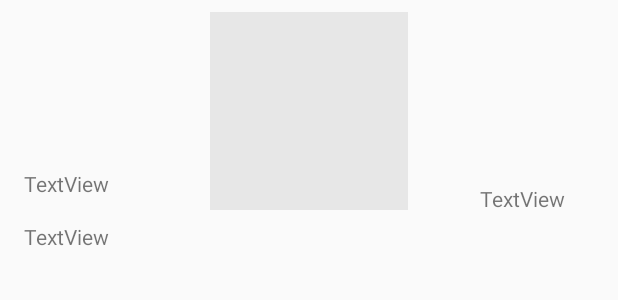
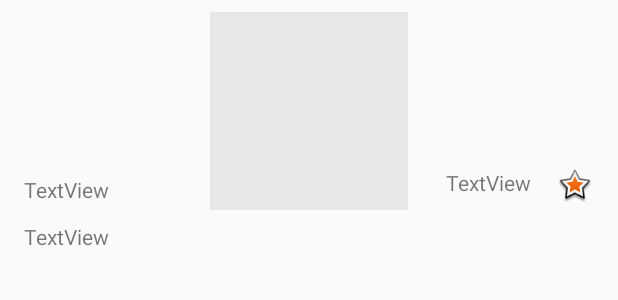
Before and after one commit to ayushyadav468/MovieBook, an Android app: the layout now_showing_layout.xml on its own in the app's theme, with its tools: preview values and no code run, on a phone screen of 412 x 824 dp. Shown: the top 300 px of the screen. Run offline under Robolectric (Android 15) with nearby library versions, the phone set to English and light mode, and no system bars.

Commit message:
Card View

```diff
--- a/app/src/main/java/com/example/ayushyadav/moviebook/MainActivity.java
+++ b/app/src/main/java/com/example/ayushyadav/moviebook/MainActivity.java
@@ -42,7 +42,7 @@ public class MainActivity extends AppCompatActivity {
         recyclerAdapter = new RecyclerListViewAdapter(this, arrayList);
 
         recyclerView.setAdapter(recyclerAdapter);
-        recyclerView.setLayoutManager(new LinearLayoutManager(this));
+        recyclerView.setLayoutManager(new LinearLayoutManager(this, LinearLayoutManager.HORIZONTAL, false));
         recyclerView.addItemDecoration(new DividerItemDecoration(this,DividerItemDecoration.VERTICAL));
         recyclerView.setItemAnimator(new DefaultItemAnimator());
 
@@ -68,7 +68,7 @@ public class MainActivity extends AppCompatActivity {
 
             @Override
             public void onFailure(Call<MoviesList> call, Throwable t) {
-                Toast.makeText(MainActivity.this,t.getMessage(),Toast.LENGTH_SHORT).show();
+                Toast.makeText(MainActivity.this,t.getMessage(),Toast.LENGTH_LONG).show();
             }
 
         });
--- a/app/src/main/res/layout/now_showing_layout.xml
+++ b/app/src/main/res/layout/now_showing_layout.xml
@@ -21,7 +21,7 @@
         android:id="@+id/titleTextView"
         android:layout_width="wrap_content"
         android:layout_height="wrap_content"
-        android:layout_marginBottom="8dp"
+        android:layout_marginBottom="4dp"
         android:layout_marginStart="8dp"
         android:text="TextView"
         app:layout_constraintBottom_toBottomOf="@+id/moviePoster"
@@ -39,11 +39,21 @@
 
     <TextView
         android:id="@+id/starsTextView"
-        android:layout_width="76dp"
-        android:layout_height="17dp"
-        android:layout_marginEnd="8dp"
+        android:layout_width="73dp"
+        android:layout_height="24dp"
+        android:layout_marginBottom="4dp"
         android:text="TextView"
         app:layout_constraintBottom_toBottomOf="@+id/moviePoster"
-        app:layout_constraintEnd_toEndOf="@+id/moviePoster" />
+        app:layout_constraintEnd_toStartOf="@+id/imageView" />
+
+    <ImageView
+        android:id="@+id/imageView"
+        android:layout_width="25dp"
+        android:layout_height="23dp"
+        android:layout_marginBottom="4dp"
+        android:layout_marginEnd="8dp"
+        app:layout_constraintBottom_toBottomOf="@+id/moviePoster"
+        app:layout_constraintEnd_toEndOf="@+id/moviePoster"
+        app:srcCompat="@android:drawable/star_big_on" />
 
 </android.support.constraint.ConstraintLayout>
```
Also changed, not shown: app/src/main/res/layout/scroll_layout.xml (+13 -5 lines).
